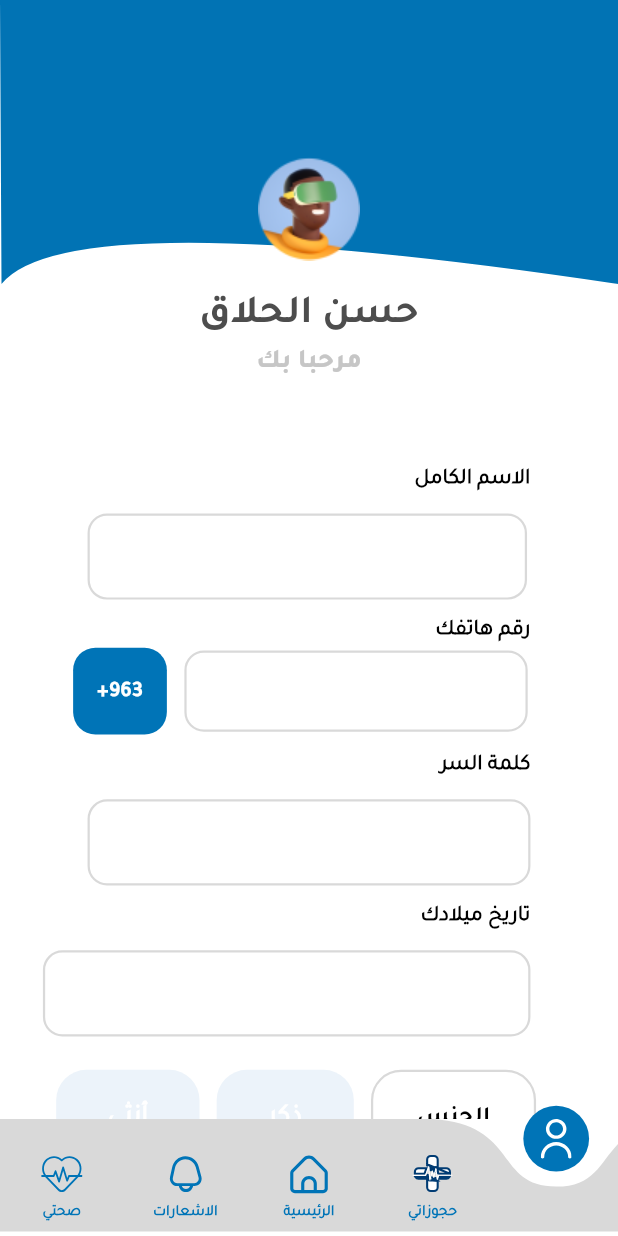
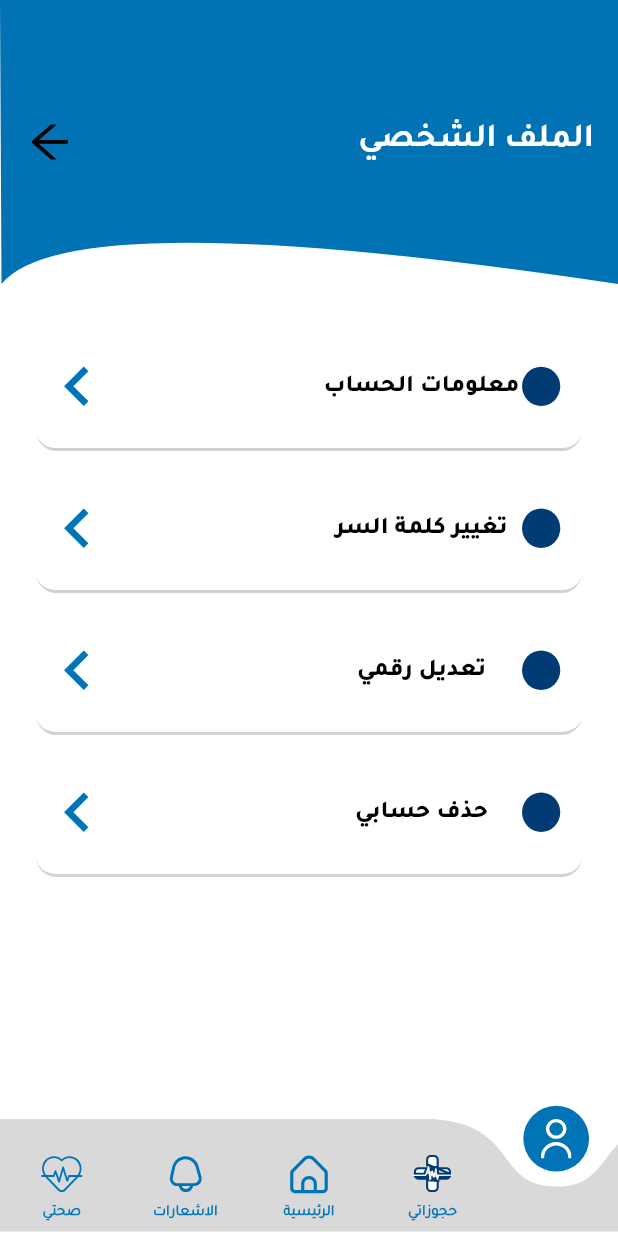
Before and after one commit to Mowaffik-Almaradne/Hakeem-App, a Flutter app: the MainBackGround screen opened directly, item 5 of the bottom bar chosen, on a phone screen of 412 x 824 dp. Run offline on Flutter 3.47's test engine with Material 3 defaults, Android fonts, the light colour scheme and no system bars; drawn by our look-alikes of curved_labeled_navigation_bar; our stand-ins replace bloc, dartz, equatable, flutter_screenutil, flutter_svg, google_fonts and 4 more; project files that could hold a hidden picture were left out.

Commit message:
main profile page finshed

```diff
--- a/lib/app/my_app.dart
+++ b/lib/app/my_app.dart
@@ -12,9 +12,9 @@ class MyApp extends StatelessWidget {
     return ScreenUtilInit(
       builder: (context, child) {
         return MaterialApp(
-          theme: appTheme,
           onGenerateRoute: appRouter.onGenerateRoute,
           debugShowCheckedModeBanner: false,
+          theme: appTheme,
         );
       },
       designSize: const Size(360, 740),
--- a/lib/core/resources/color_manger.dart
+++ b/lib/core/resources/color_manger.dart
@@ -20,4 +20,5 @@ class AppColorManger {
   static Color borderColor = const Color(0xffD9D9D9);
   static Color backGroundClipper = const Color(0xff0173B4);
   static Color backGroundColorGender = const Color(0xffBFD7ED).withOpacity(0.3);
+  static Color colorBox = const Color(0xFFD2D2D2);
 }
--- a/lib/core/resources/svg_manger.dart
+++ b/lib/core/resources/svg_manger.dart
@@ -14,4 +14,6 @@ class AppSvgManger {
   static const iconLocation = 'assets/image/svg/location.svg';
   static const iconLight = 'assets/image/svg/lightIcon.svg';
   static const iconArrow = 'assets/image/svg/arrowIcon.svg';
+  static const iconArrowProfile = 'assets/image/svg/arrowProfile.svg';
+  static const iconCircularProfile = 'assets/image/svg/circular.svg';
 }
--- a/lib/core/resources/word_manger.dart
+++ b/lib/core/resources/word_manger.dart
@@ -48,5 +48,9 @@ class AppWordManger {
   static const meal = 'ذكر';
   static const fmeal = 'أنثى';
   static const save = 'حفظ';
+  static const infoAccount = 'معلومات الحساب';
+  static const changePassword = 'تغيير كلمة السر';
+  static const updateMyNumber = 'تعديل رقمي';
+  static const deleteAccount = 'حذف حسابي';
   //?
 }
--- a/lib/core/widget/form_filed/main_form_filed.dart
+++ b/lib/core/widget/form_filed/main_form_filed.dart
@@ -86,7 +86,7 @@ class MainTextFormFiled extends StatelessWidget {
               fontWeight: FontWeight.w600,
             ),
             enabledBorder: outlineInputBorder(
-              circular: 13,
+              circular: 13.r,
               width: borderWidht ?? 0,
               color: borderColor ?? Colors.transparent,
             ),
--- a/lib/core/widget/main/nav_button_main/helper/function_nave.dart
+++ b/lib/core/widget/main/nav_button_main/helper/function_nave.dart
@@ -1,9 +1,9 @@
-
 import 'package:flutter/material.dart';
 import 'package:flutter_screenutil/flutter_screenutil.dart';
 import 'package:hosptel_app/core/resources/color_manger.dart';
 import 'package:hosptel_app/core/widget/main/nav_button_main/nav_button_main.dart';
 import 'package:hosptel_app/router/app_router.dart';
+
 //? function for padding word
 EdgeInsetsGeometry paddingWordUnSelected({required int index}) {
   if (selectedIndex != index) {
--- a/lib/core/widget/text_utiles/text_utile_widget.dart
+++ b/lib/core/widget/text_utiles/text_utile_widget.dart
@@ -15,7 +15,7 @@ class TextUtiels extends StatelessWidget {
     this.paddingRight,
     this.paddingBottome,
     this.paddingTop,
-
+    this.paddingLeft,
   });
   final String text;
   final String fontFamily;
@@ -26,6 +26,7 @@ class TextUtiels extends StatelessWidget {
   final FontWeight? fontWeight;
   final double? height;
   final double? paddingRight;
+  final double? paddingLeft;
   final double? paddingTop;
   final double? paddingBottome;
   @override
@@ -33,6 +34,7 @@ class TextUtiels extends StatelessWidget {
     return Padding(
       padding: EdgeInsets.only(
         right: paddingRight ?? 0,
+        left: paddingLeft ?? 0,
         bottom: paddingBottome ?? 0,
         top: paddingTop ?? 0,
       ),
--- a/lib/features/profile/presentation/pages/profile_page.dart
+++ b/lib/features/profile/presentation/pages/info_profile_page.dart
@@ -14,8 +14,8 @@ import 'package:hosptel_app/features/profile/presentation/widgets/gender_back_wi
 import 'package:hosptel_app/features/profile/presentation/widgets/label_text_form_filed.dart';
 import 'package:hosptel_app/features/profile/presentation/widgets/label_type_gender_widget.dart';
 
-class ProfilePage extends StatelessWidget {
-  const ProfilePage({super.key});
+class InfoProfilePage extends StatelessWidget {
+  const InfoProfilePage({super.key});
 
   @override
   Widget build(BuildContext context) {
--- /dev/null
+++ b/lib/features/profile/presentation/pages/main_profile_page.dart
@@ -0,0 +1,82 @@
+import 'package:flutter/material.dart';
+import 'package:flutter_screenutil/flutter_screenutil.dart';
+import 'package:flutter_svg/svg.dart';
+import 'package:hosptel_app/core/class/clipping_path_class.dart';
+import 'package:hosptel_app/core/resources/color_manger.dart';
+import 'package:hosptel_app/core/resources/font_manger.dart';
+import 'package:hosptel_app/core/resources/svg_manger.dart';
+import 'package:hosptel_app/core/resources/word_manger.dart';
+import 'package:hosptel_app/core/widget/main/back_ground_main/back_ground_main.dart';
+import 'package:hosptel_app/core/widget/text_utiles/text_utile_widget.dart';
+import 'package:hosptel_app/features/profile/presentation/widgets/card_main_profile.dart';
+import 'package:hosptel_app/router/app_router.dart';
+
+class ProfilePage extends StatelessWidget {
+  const ProfilePage({super.key});
+
+  @override
+  Widget build(BuildContext context) {
+    return MainBackGround(
+      mainBody: SingleChildScrollView(
+        child: Column(
+          children: [
+            ClipPath(
+              clipper: ClippingClass(),
+              //? Back Ground Profile Page :
+              child: Container(
+                width: double.infinity,
+                height: 170.h,
+                color: AppColorManger.backGroundClipper,
+                child: Padding(
+                  padding: EdgeInsets.symmetric(horizontal: 14.w),
+                  child: Row(
+                    mainAxisAlignment: MainAxisAlignment.spaceBetween,
+                    children: [
+                      SvgPicture.asset(
+                        AppSvgManger.iconArrow,
+                        width: 30.w,
+                        height: 30.h,
+                      ),
+                      TextUtiels(
+                        text: AppWordManger.profile,
+                        fontFamily: AppFontFamily.tajawalBold,
+                        color: AppColorManger.white,
+                        fontSize: AppFontSizeManger.s20,
+                      ),
+                    ],
+                  ),
+                ),
+              ),
+            ),
+            SizedBox(height: 25.h),
+            //? Info Account :
+            CardMainProfile(
+              text: AppWordManger.infoAccount,
+              onTap: () {
+                Navigator.pushNamed(
+                  context,
+                  RouteNamedScreens.infoProfileNameRoute,
+                );
+              },
+            ),
+            //? Change Password :
+            CardMainProfile(
+              text: AppWordManger.changePassword,
+              onTap: () {},
+            ),
+            //? Updata Number :
+            CardMainProfile(
+              text: AppWordManger.updateMyNumber,
+              onTap: () {},
+            ),
+            //? Delete My Account :
+            CardMainProfile(
+              text: AppWordManger.deleteAccount,
+              onTap: () {},
+            ),
+          ],
+        ),
+      ),
+    );
+  }
+}
--- /dev/null
+++ b/lib/features/profile/presentation/widgets/card_main_profile.dart
@@ -0,0 +1,64 @@
+import 'package:flutter/material.dart';
+import 'package:flutter/widgets.dart';
+import 'package:flutter_screenutil/flutter_screenutil.dart';
+import 'package:flutter_svg/svg.dart';
+import 'package:hosptel_app/core/resources/color_manger.dart';
+import 'package:hosptel_app/core/resources/font_manger.dart';
+import 'package:hosptel_app/core/resources/svg_manger.dart';
+import 'package:hosptel_app/core/widget/text_utiles/text_utile_widget.dart';
+
+class CardMainProfile extends StatelessWidget {
+  const CardMainProfile({
+    super.key,
+    required this.text,
+    required this.onTap,
+  });
+  final String text;
+  final void Function()? onTap;
+  @override
+  Widget build(BuildContext context) {
+    return GestureDetector(
+      onTap: onTap,
+      child: Padding(
+        padding: EdgeInsets.only(bottom: 10.h),
+        child: Container(
+          width: 318.w,
+          height: 75.h,
+          decoration: BoxDecoration(
+            borderRadius: BorderRadius.circular(12.r),
+            color: AppColorManger.white,
+            border: Border(
+              bottom: BorderSide(
+                width: 2,
+                color: AppColorManger.colorBox,
+              ),
+            ),
+          ),
+          padding: EdgeInsets.symmetric(horizontal: 11.w),
+          child: Row(
+            mainAxisAlignment: MainAxisAlignment.spaceBetween,
+            children: [
+              SvgPicture.asset(
+                width: 25.w,
+                height: 25.h,
+                AppSvgManger.iconArrowProfile,
+              ),
+              TextUtiels(
+                text: text,
+                fontFamily: AppFontFamily.extraBold,
+                color: AppColorManger.black,
+                fontSize: 14.5.sp,
+                paddingLeft: 150,
+              ),
+              SvgPicture.asset(
+                width: 25.w,
+                height: 25.h,
+                AppSvgManger.iconCircularProfile,
+              ),
+            ],
+          ),
+        ),
+      ),
+    );
+  }
+}
--- a/lib/router/app_router.dart
+++ b/lib/router/app_router.dart
@@ -7,7 +7,8 @@ import 'package:hosptel_app/features/health/presentation/pages/health_page.dart'
 import 'package:hosptel_app/features/home/presentation/pages/home_page.dart';
 import 'package:hosptel_app/features/intro/presentation/page/intro_page.dart';
 import 'package:hosptel_app/features/notification/presentation/pages/notification_page.dart';
-import 'package:hosptel_app/features/profile/presentation/pages/profile_page.dart';
+import 'package:hosptel_app/features/profile/presentation/pages/info_profile_page.dart';
+import 'package:hosptel_app/features/profile/presentation/pages/main_profile_page.dart';
 import 'package:hosptel_app/features/reservation/presentation/pages/reservation_page.dart';
 
 class AppRouter {
@@ -77,7 +78,7 @@ class AppRouter {
           },
         ); //? End Forget Password Screen:
 
-        //? Start Forget Password Screen:
+      //? Start Forget Password Screen:
       case RouteNamedScreens.reciveNumberVerificationPageScreenNameRoute:
         return PageRouteBuilder(
           pageBuilder: (context, animation, secondaryAnimation) {
@@ -170,7 +171,7 @@ class AppRouter {
           },
         ); //? End Reservation Screen
 
-      //? Start Profile Page :
+      //? Start  Profile Page :
       case RouteNamedScreens.profileNameRoute:
         return PageRouteBuilder(
           pageBuilder: (context, animation, secondaryAnimation) {
@@ -187,7 +188,25 @@ class AppRouter {
               child: child,
             );
           },
-        ); //? End Reservation Screen
+        ); //? End Profile page
+      //? Start Profile Info Page :
+      case RouteNamedScreens.infoProfileNameRoute:
+        return PageRouteBuilder(
+          pageBuilder: (context, animation, secondaryAnimation) {
+            return const InfoProfilePage();
+          },
+          transitionsBuilder: (context, animation, secondaryAnimation, child) {
+            const begin = Offset(-1, 0);
+            const end = Offset.zero;
+            const curve = Curves.ease;
+            var tween =
+                Tween(begin: begin, end: end).chain(CurveTween(curve: curve));
+            return SlideTransition(
+              position: animation.drive(tween),
+              child: child,
+            );
+          },
+        ); //? End Profile Info Screen
     }
 
     return null;
@@ -198,11 +217,13 @@ class RouteNamedScreens {
   //! Routing Naming
   static const introScreenNameRoute = '/';
 
+  //? Start Auth Feature :
   static const loginScreenNameRoute = '/login-screen';
   static const signUpScreenNameRoute = '/signUp-screen';
   static const forgetPasswordScreenNameRoute = '/forget-password-screen';
-  static const reciveNumberVerificationPageScreenNameRoute = '/verification-number-screen';
-
+  static const reciveNumberVerificationPageScreenNameRoute =
+      '/verification-number-screen';
+  //? End Auth Feature :
   static const homeScreenNameRoute = '/home-screen';
 
   static const healthNameRoute = '/health-screen';
@@ -211,7 +232,9 @@ class RouteNamedScreens {
 
   static const reservationNameRoute = '/reservation-screen';
 
+  //? Start Profile Feature :
   static const profileNameRoute = '/profile-screen';
-
+  static const infoProfileNameRoute = '/info-profile-screen';
+  //? End Profile Feature :
   //!
 }
```
Also changed, not shown: lib/features/auth/presentation/widget/bottome_sheet_verification_widget.dart (+34 -5 lines), lib/features/auth/presentation/widget/text_form_filed_verification_code.dart (+19 -3 lines), lib/features/intro/presentation/page/intro_page.dart (+4 -4 lines), assets/image/svg/arrowProfile.svg (added), assets/image/svg/circular.svg (added).
